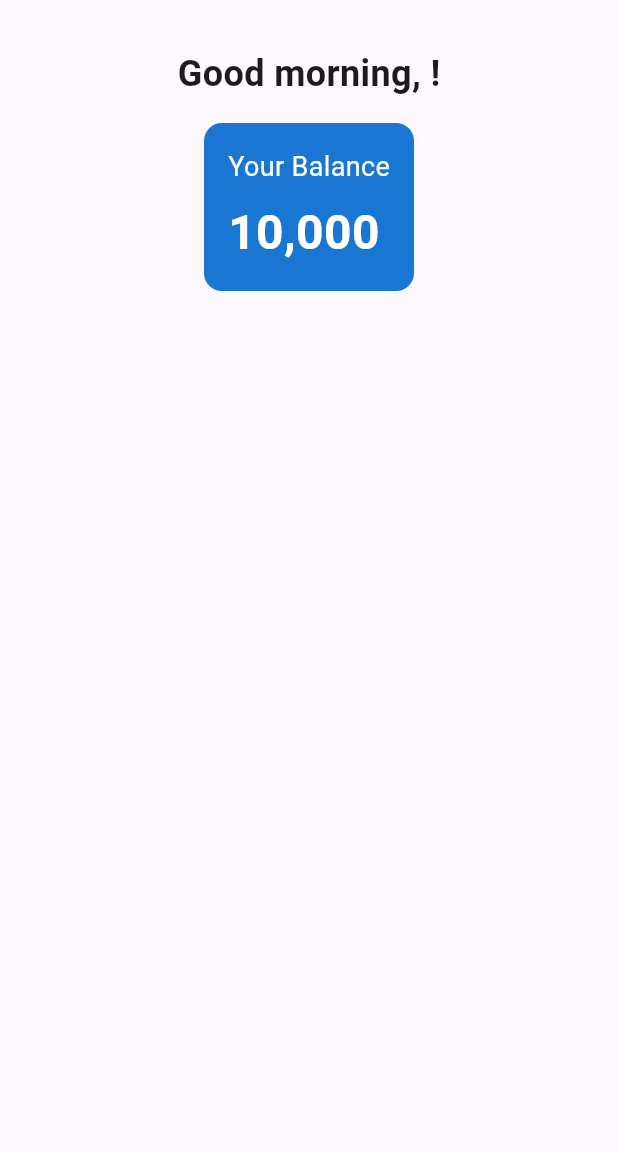
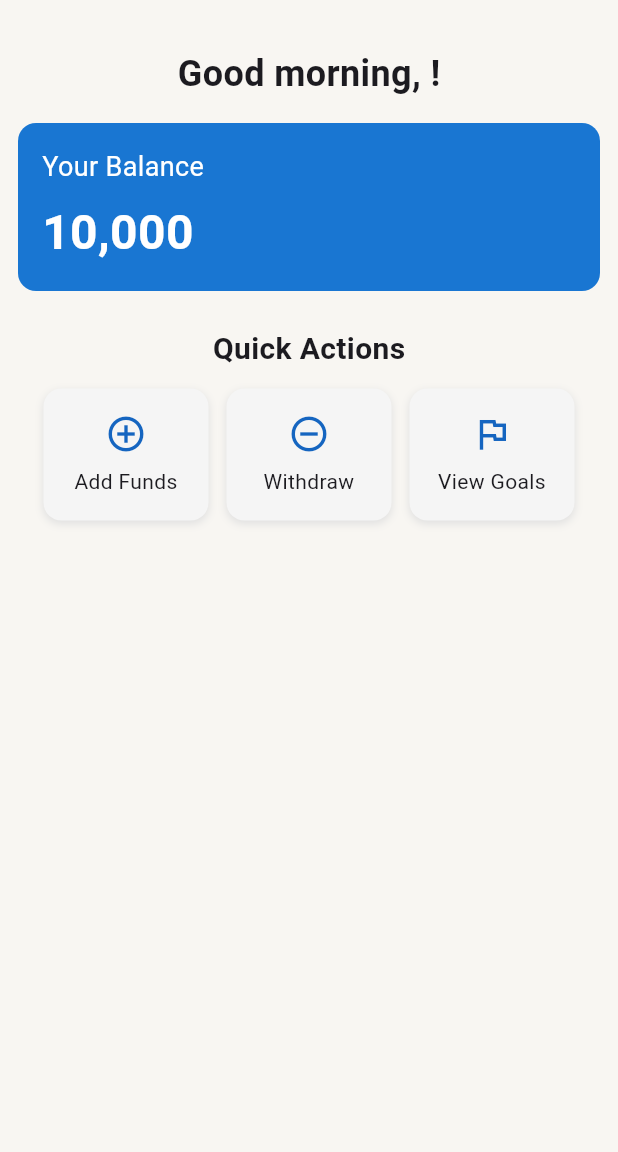
Before and after one commit to CTBen-tech/studbank, a Flutter app: the screen it shows once a user with an empty profile is signed in, on a phone screen of 412 x 824 dp, the part 84-1236 px from its top. Run offline on Flutter 3.47's test engine with Material 3 defaults, Android fonts, the phone set to English and light mode, and no system bars; our stand-ins replace cloud_firestore, firebase_auth, firebase_core, fl_chart; accounts and stored records are empty.

Commit message:
added the add, withdraw cards and also color to the dashboard

```diff
--- a/lib/pages/dashboard.dart
+++ b/lib/pages/dashboard.dart
@@ -49,17 +49,54 @@ class _DashboardPageState extends State<DashboardPage> {
     }
   }
 
+  // 🎨 Creates a reusable action card with icon and label
+  Widget _buildActionCard({
+    required String label,
+    required IconData icon,
+    required VoidCallback onTap,
+  }) {
+    return GestureDetector(
+      onTap: onTap,
+      child: Container(
+        width: 110,
+        padding: const EdgeInsets.symmetric(vertical: 16),
+        decoration: BoxDecoration(
+          color: Colors.grey.shade100, // Soft-white card
+          borderRadius: BorderRadius.circular(12),
+          boxShadow: [
+            BoxShadow(
+              color: Colors.grey.shade300,
+              blurRadius: 4,
+              offset: const Offset(0, 2),
+            ),
+          ],
+        ),
+        child: Column(
+          children: [
+            Icon(icon, size: 28, color: Colors.blue.shade800),
+            const SizedBox(height: 8),
+            Text(
+              label,
+              textAlign: TextAlign.center,
+              style: const TextStyle(fontSize: 14),
+            ),
+          ],
+        ),
+      ),
+    );
+  }
+
   @override
   Widget build(BuildContext context) {
     final user = FirebaseAuth.instance.currentUser;
     final displayName = user?.displayName ?? 'Guest';
 
-    // 👂 Listen to user touch anywhere in the screen to reset timer
     return GestureDetector(
       onTap: _resetTimer,
       onPanDown: (_) => _resetTimer(),
       behavior: HitTestBehavior.translucent,
       child: Scaffold(
+        backgroundColor: const Color(0xFFF8F6F2), // Luxe soft white background
         appBar: AppBar(
           title: const Text('Safe Budget Dashboard'),
           actions: [
@@ -70,20 +107,24 @@ class _DashboardPageState extends State<DashboardPage> {
             ),
           ],
         ),
-        body: Center(
+        body: SingleChildScrollView(
+          padding: const EdgeInsets.only(bottom: 24),
           child: Column(
             mainAxisAlignment: MainAxisAlignment.start,
             crossAxisAlignment: CrossAxisAlignment.center,
             children: [
               const SizedBox(height: 32),
+              // 🧑‍💼 Greeting
               Text(
                 '${_getGreeting()}, $displayName!',
                 style: const TextStyle(fontSize: 24, fontWeight: FontWeight.bold),
               ),
               const SizedBox(height: 16),
-              // 💙 Blue banner showing balance
+
+              // 💙 Balance banner
               Container(
-                margin: const EdgeInsets.symmetric(horizontal: 16),
+                width: double.infinity,
+                margin: const EdgeInsets.symmetric(horizontal: 12),
                 padding: const EdgeInsets.all(16),
                 decoration: BoxDecoration(
                   color: Colors.blue.shade700,
@@ -108,6 +149,48 @@ class _DashboardPageState extends State<DashboardPage> {
                   ],
                 ),
               ),
+
+              const SizedBox(height: 24),
+
+              // 🧭 Quick Actions heading
+              const Text(
+                'Quick Actions',
+                style: TextStyle(fontSize: 20, fontWeight: FontWeight.bold),
+              ),
+              const SizedBox(height: 12),
+
+              // 📦 Horizontal row of action cards
+              SingleChildScrollView(
+                scrollDirection: Axis.horizontal,
+                padding: const EdgeInsets.symmetric(horizontal: 12),
+                child: Row(
+                  children: [
+                    _buildActionCard(
+                      label: 'Add Funds',
+                      icon: Icons.add_circle_outline,
+                      onTap: () {
+                        // TODO: Navigate to Add Funds screen
+                      },
+                    ),
+                    const SizedBox(width: 12),
+                    _buildActionCard(
+                      label: 'Withdraw',
+                      icon: Icons.remove_circle_outline,
+                      onTap: () {
+                        // TODO: Navigate to Withdraw screen
+                      },
+                    ),
+                    const SizedBox(width: 12),
+                    _buildActionCard(
+                      label: 'View Goals',
+                      icon: Icons.flag_outlined,
+                      onTap: () {
+                        // TODO: Navigate to Goals screen
+                      },
+                    ),
+                  ],
+                ),
+              ),
             ],
           ),
         ),
```
Also changed, not shown: 1 other file.
